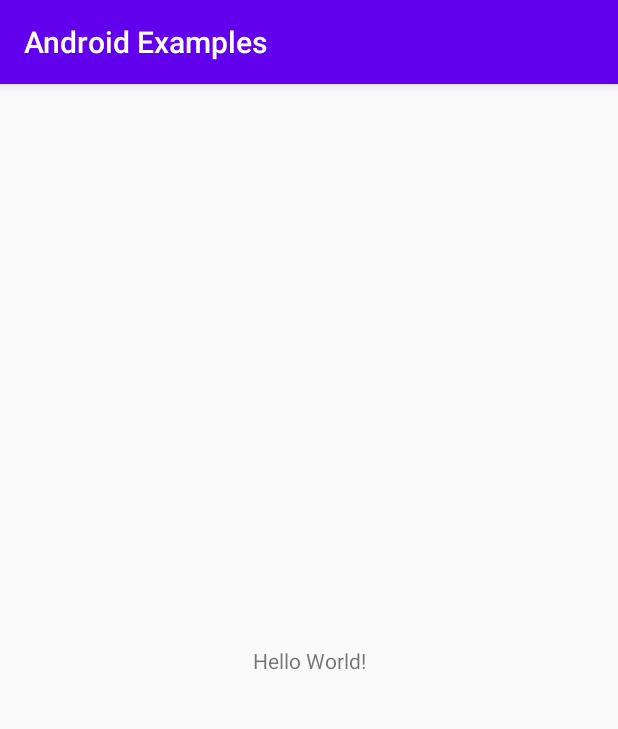
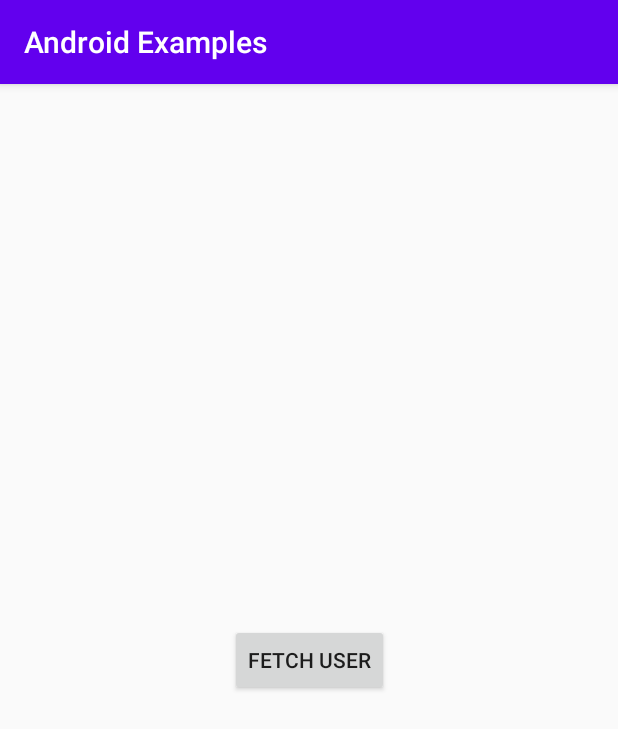
Before and after one commit to milad0x6d/android-samples, an Android app: the screen it shows after launch (MainActivity), on a phone screen of 412 x 824 dp. Shown: the top 729 px of the screen. Run offline under Robolectric (Android 15) with nearby library versions, the phone set to English and light mode, and no system bars; pictures from the network do not load.

Commit message:
- mvi with remote repo done

```diff
--- a/app/src/main/AndroidManifest.xml
+++ b/app/src/main/AndroidManifest.xml
@@ -1,6 +1,7 @@
 <?xml version="1.0" encoding="utf-8"?>
 <manifest xmlns:android="http://schemas.android.com/apk/res/android"
     package="ir.milad.androidexamples">
+    <uses-permission android:name="android.permission.INTERNET"/>
 
     <application
         android:allowBackup="true"
--- /dev/null
+++ b/app/src/main/java/ir/milad/androidexamples/ApiHelper.kt
@@ -0,0 +1,5 @@
+package ir.milad.androidexamples
+
+interface ApiHelper {
+    suspend fun getUsers(): List<User>
+}
--- /dev/null
+++ b/app/src/main/java/ir/milad/androidexamples/ApiHelperImpl.kt
@@ -0,0 +1,8 @@
+package ir.milad.androidexamples
+
+class ApiHelperImpl(private val apiService: ApiService) : ApiHelper {
+    override suspend fun getUsers(): List<User> {
+        return apiService.getUsers()
+    }
+
+}
--- /dev/null
+++ b/app/src/main/java/ir/milad/androidexamples/ApiService.kt
@@ -0,0 +1,8 @@
+package ir.milad.androidexamples
+
+import retrofit2.http.GET
+
+interface ApiService {
+    @GET("users")
+    suspend fun getUsers(): List<User>
+}
--- a/app/src/main/java/ir/milad/androidexamples/MainActivity.kt
+++ b/app/src/main/java/ir/milad/androidexamples/MainActivity.kt
@@ -1,12 +1,95 @@
 package ir.milad.androidexamples
 
+import android.os.Bundle
+import android.view.View
+import android.widget.Toast
 import androidx.appcompat.app.AppCompatActivity
-import android.os.Bundle
+import androidx.lifecycle.ViewModelProviders
+import androidx.lifecycle.lifecycleScope
+import androidx.recyclerview.widget.DividerItemDecoration
+import androidx.recyclerview.widget.LinearLayoutManager
+import kotlinx.android.synthetic.main.activity_main.*
+import kotlinx.coroutines.ExperimentalCoroutinesApi
+import kotlinx.coroutines.flow.collect
+import kotlinx.coroutines.launch
 
+@ExperimentalCoroutinesApi
 class MainActivity : AppCompatActivity() {
-
+    private lateinit var mainViewModel: MainViewModel
+    private var adapter = MainAdapter(arrayListOf())
     override fun onCreate(savedInstanceState: Bundle?) {
         super.onCreate(savedInstanceState)
         setContentView(R.layout.activity_main)
+        setupUI()
+        setupViewModel()
+        observeViewModel()
+        setupClicks()
+    }
+
+    private fun setupClicks() {
+        buttonFetchUser.setOnClickListener{
+            lifecycleScope.launch{
+                mainViewModel.userIntent.send(MainIntent.FetchUser)
+            }
+
+        }
+    }
+
+    private fun setupUI() {
+        recyclerView.layoutManager = LinearLayoutManager(this)
+        recyclerView.run {
+            addItemDecoration(
+                DividerItemDecoration(
+                    recyclerView.context,
+                    (recyclerView.layoutManager as
+                            LinearLayoutManager).orientation
+                )
+            )
+        }
+        recyclerView.adapter = adapter
+    }
+
+    private fun setupViewModel() {
+        mainViewModel =
+            ViewModelProviders.of(this, ViewModelFactory(ApiHelperImpl(RetrofitBuilder.apiService)))
+                .get(MainViewModel::class.java)
+    }
+
+    private fun observeViewModel() {
+        lifecycleScope.launch{
+            mainViewModel.state.collect{
+                when (it) {
+                    is MainState.Idle -> {
+                    }
+                    is MainState.Loading -> {
+                        buttonFetchUser.visibility = View.GONE
+                        progressBar.visibility = View.VISIBLE
+                    }
+                    is MainState.Users -> {
+                        progressBar.visibility = View.GONE
+                        buttonFetchUser.visibility = View.GONE
+                        renderList(it.user)
+                    }
+                    is MainState.Error -> {
+                        progressBar.visibility = View.GONE
+                        buttonFetchUser.visibility = View.VISIBLE
+                        Toast.makeText(
+                            this@MainActivity, it.error,
+                            Toast.LENGTH_LONG
+                        ).show()
+                    }
+                }
+            }
+        }
+    }
+
+    private fun renderList(users: List<User>) {
+        recyclerView.visibility = View.VISIBLE
+        users.let { listOfUsers ->
+            listOfUsers.let{
+                adapter.addData(it)
+            }
+        }
+        adapter.notifyDataSetChanged()
     }
 }
--- /dev/null
+++ b/app/src/main/java/ir/milad/androidexamples/MainIntent.kt
@@ -0,0 +1,6 @@
+package ir.milad.androidexamples
+
+sealed class MainIntent
+{
+    object FetchUser : MainIntent()
+}
--- /dev/null
+++ b/app/src/main/java/ir/milad/androidexamples/MainRepository.kt
@@ -0,0 +1,5 @@
+package ir.milad.androidexamples
+
+class MainRepository(private val apiHelper: ApiHelper) {
+    suspend fun getUsers() = apiHelper.getUsers()
+}
--- /dev/null
+++ b/app/src/main/java/ir/milad/androidexamples/MainState.kt
@@ -0,0 +1,8 @@
+package ir.milad.androidexamples
+
+sealed class MainState {
+    object Idle : MainState()
+    object Loading : MainState()
+    data class Users(val user: List<User>) : MainState()
+    data class Error(val error: String?) : MainState()
+}
--- /dev/null
+++ b/app/src/main/java/ir/milad/androidexamples/MainViewModel.kt
@@ -0,0 +1,44 @@
+package ir.milad.androidexamples
+
+import androidx.lifecycle.ViewModel
+import androidx.lifecycle.viewModelScope
+import kotlinx.coroutines.ExperimentalCoroutinesApi
+import kotlinx.coroutines.channels.Channel
+import kotlinx.coroutines.flow.MutableStateFlow
+import kotlinx.coroutines.flow.StateFlow
+import kotlinx.coroutines.flow.collect
+import kotlinx.coroutines.flow.consumeAsFlow
+import kotlinx.coroutines.launch
+
+@ExperimentalCoroutinesApi
+class MainViewModel(private val repository: MainRepository) :
+    ViewModel() {
+    val userIntent = Channel<MainIntent>(Channel.UNLIMITED)
+    private val _state = MutableStateFlow<MainState>(MainState.Idle)
+    val state: StateFlow<MainState> get() = _state
+
+    init {
+        handleIntent()
+    }
+
+    private fun handleIntent() {
+        viewModelScope.launch {
+            userIntent.consumeAsFlow().collect {
+                when (it) {
+                    is MainIntent.FetchUser -> fetchUser()
+                }
+            }
+        }
+    }
+
+    private fun fetchUser() {
+        viewModelScope.launch {
+            _state.value = MainState.Loading
+            _state.value = try {
+                MainState.Users(repository.getUsers())
+            } catch (e: Exception) {
+                MainState.Error(e.localizedMessage)
+            }
+        }
+    }
+}
--- /dev/null
+++ b/app/src/main/java/ir/milad/androidexamples/RetrofitBuilder.kt
@@ -0,0 +1,15 @@
+package ir.milad.androidexamples
+
+import retrofit2.Retrofit
+import retrofit2.converter.moshi.MoshiConverterFactory
+
+object RetrofitBuilder {
+    private const val BASE_URL = "https://test.mockapi.io"
+
+    private fun getRetrofit() = Retrofit.Builder()
+        .baseUrl(BASE_URL)
+        .addConverterFactory(MoshiConverterFactory.create())
+        .build()
+
+    val apiService: ApiService = getRetrofit().create(ApiService::class.java)
+}
--- /dev/null
+++ b/app/src/main/java/ir/milad/androidexamples/ViewModelFactory.kt
@@ -0,0 +1,15 @@
+package ir.milad.androidexamples
+
+import androidx.lifecycle.ViewModel
+import androidx.lifecycle.ViewModelProvider
+class ViewModelFactory(private val apiHelper: ApiHelper) : ViewModelProvider.Factory
+{
+    override fun <T : ViewModel?> create(modelClass: Class<T>): T
+    {
+        if (modelClass.isAssignableFrom(MainViewModel::class.java))
+        {
+            return MainViewModel(MainRepository(apiHelper)) as T
+        }
+        throw IllegalArgumentException("Unknown class name")
+    }
+}
--- a/app/src/main/res/layout/activity_main.xml
+++ b/app/src/main/res/layout/activity_main.xml
@@ -6,13 +6,29 @@
     android:layout_height="match_parent"
     tools:context=".MainActivity">
 
-    <TextView
+    <androidx.recyclerview.widget.RecyclerView
+        android:id="@+id/recyclerView"
+        android:layout_width="match_parent"
+        android:layout_height="match_parent"
+        android:visibility="gone" />
+
+    <ProgressBar
+        android:id="@+id/progressBar"
         android:layout_width="wrap_content"
         android:layout_height="wrap_content"
-        android:text="Hello World!"
+        android:visibility="gone"
         app:layout_constraintBottom_toBottomOf="parent"
-        app:layout_constraintLeft_toLeftOf="parent"
-        app:layout_constraintRight_toRightOf="parent"
+        app:layout_constraintEnd_toEndOf="parent"
+        app:layout_constraintStart_toStartOf="parent"
         app:layout_constraintTop_toTopOf="parent" />
 
+    <Button
+        android:id="@+id/buttonFetchUser"
+        android:layout_width="wrap_content"
+        android:layout_height="wrap_content"
+        android:text="@string/fetch_user"
+        app:layout_constraintBottom_toBottomOf="parent"
+        app:layout_constraintEnd_toEndOf="parent"
+        app:layout_constraintStart_toStartOf="parent"
+        app:layout_constraintTop_toTopOf="parent" />
 </androidx.constraintlayout.widget.ConstraintLayout>
--- a/app/src/main/res/values/strings.xml
+++ b/app/src/main/res/values/strings.xml
@@ -1,3 +1,5 @@
 <resources>
     <string name="app_name">Android Examples</string>
+    <string name="fetch_user">Fetch User</string>
+
 </resources>
--- a/build.gradle
+++ b/build.gradle
@@ -8,7 +8,7 @@ buildscript {
 
     }
     dependencies {
-        classpath 'com.android.tools.build:gradle:3.6.2'
+        classpath 'com.android.tools.build:gradle:4.1.0'
         classpath "org.jetbrains.kotlin:kotlin-gradle-plugin:$kotlin_version"
 
         // NOTE: Do not place your application dependencies here; they belong
```
Also changed, not shown: app/build.gradle (+22 -3 lines), app/src/main/java/ir/milad/androidexamples/MainAdapter.kt (added, +35 -0 lines), app/src/main/java/ir/milad/androidexamples/User.kt (added, +7 -0 lines), app/src/main/res/layout/item_layout.xml (added, +38 -0 lines).
